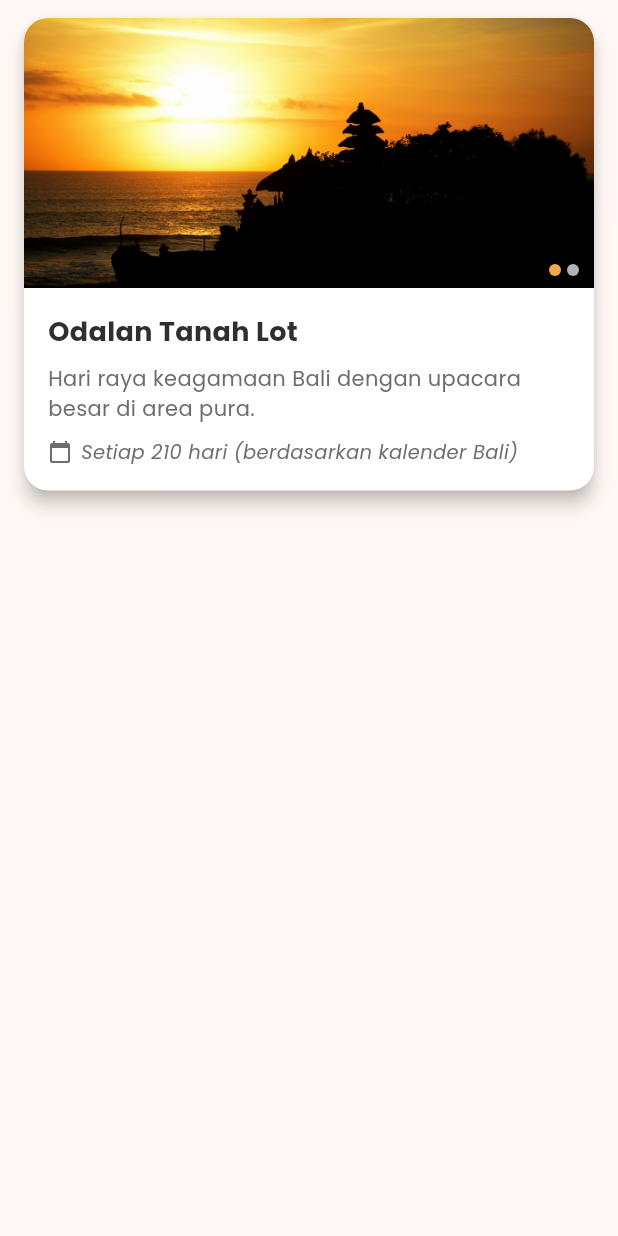
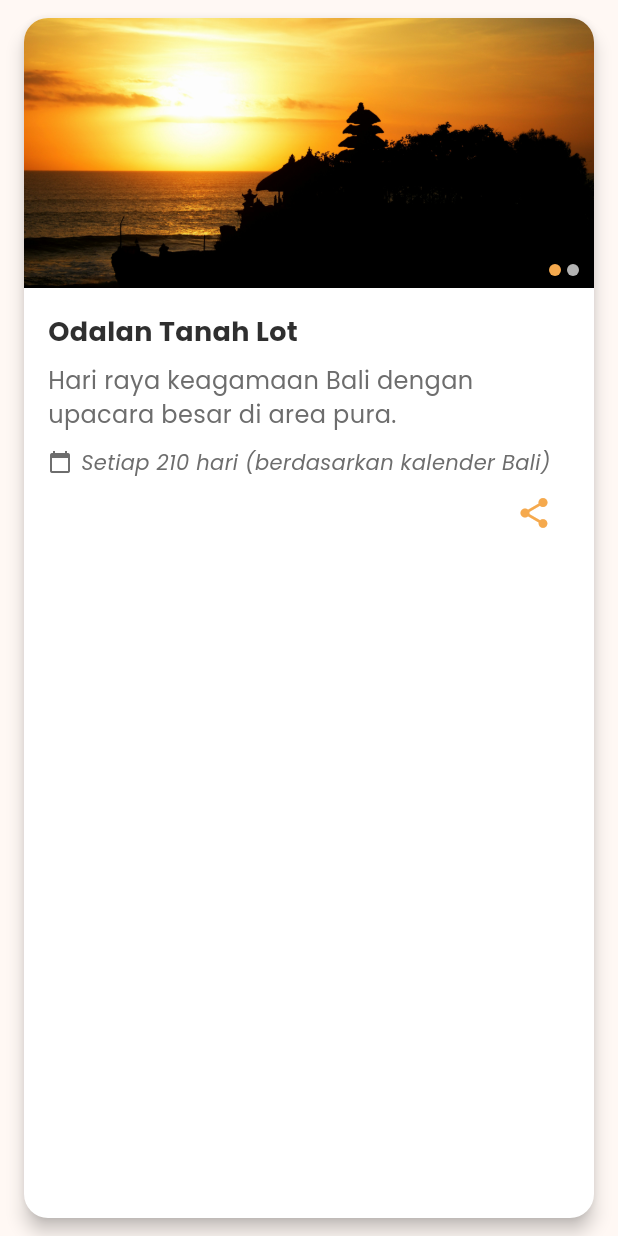
Before and after one commit to AdityaGimas/ProgmobProject, a Flutter app: the EventCard widget shown alone on an empty page, opened directly with sample values from the repository, on a phone screen of 412 x 824 dp. Run offline on Flutter 3.47's test engine with Material 3 defaults, Android fonts, the light colour scheme and no system bars; our stand-ins replace google_fonts, image_picker, share_plus, shared_preferences, video_player; accounts and stored records are empty.

Commit message:
detail event done

```diff
--- a/lib/screen/event_card.dart
+++ b/lib/screen/event_card.dart
@@ -1,30 +1,65 @@
 import 'package:flutter/material.dart';
 import 'package:google_fonts/google_fonts.dart';
 import '../models/event_data.dart';
+import 'package:share_plus/share_plus.dart';
+
+// Komponen kartu untuk menampilkan informasi event
+// Media: gambar event (slide + fullscreen), share button
+// Accessibility: ukuran font bisa dikontrol dari parent
 
 class EventCard extends StatefulWidget {
   final Event event;
+  final double fontSize; // Accessibility: ukuran font global dikirim dari parent
 
-  const EventCard({Key? key, required this.event}) : super(key: key);
+  const EventCard({
+    Key? key,
+    required this.event,
+    this.fontSize = 18, // Default ukuran font
+  }) : super(key: key);
 
   @override
   State<EventCard> createState() => _EventCardState();
 }
 
 class _EventCardState extends State<EventCard> {
-  int _currentImageIndex = 0;
+  int _currentImageIndex = 0; // Media: untuk indikator slide gambar
+
+  // Media: menampilkan gambar fullscreen saat ditap
+  void _showFullscreenImage(String imageUrl) {
+    showDialog(
+      context: context,
+      builder: (_) => Dialog(
+        backgroundColor: Colors.transparent,
+        child: GestureDetector(
+          onTap: () => Navigator.pop(context),
+          child: ClipRRect(
+            borderRadius: BorderRadius.circular(16),
+            child: Image.asset(
+              imageUrl,
+              fit: BoxFit.contain, // Media: menyesuaikan ukuran layar
+            ),
+          ),
+        ),
+      ),
+    );
+  }
 
   @override
   Widget build(BuildContext context) {
+    // Accessibility: semua ukuran font proporsional terhadap slider parent
+    double titleFont = widget.fontSize;
+    double descFont = widget.fontSize - 2;
+    double dateFont = widget.fontSize - 4;
+
     return Card(
-      color: Colors.white, // Warna putih
+      color: Colors.white,
       margin: const EdgeInsets.symmetric(vertical: 12, horizontal: 16),
       shape: RoundedRectangleBorder(borderRadius: BorderRadius.circular(16)),
       elevation: 5,
       child: Column(
-        mainAxisSize: MainAxisSize.min,
         crossAxisAlignment: CrossAxisAlignment.start,
         children: [
+          // MEDIA: Slide gambar event (PageView)
           Stack(
             children: [
               SizedBox(
@@ -33,27 +68,30 @@ class _EventCardState extends State<EventCard> {
                   itemCount: widget.event.imageUrls.length,
                   onPageChanged: (index) {
                     setState(() {
-                      _currentImageIndex = index;
+                      _currentImageIndex = index; // update dot indicator
                     });
                   },
                   itemBuilder: (context, index) {
-                    return ClipRRect(
-                      borderRadius: const BorderRadius.vertical(top: Radius.circular(16)),
-                      child: Image.asset(
-                        widget.event.imageUrls[index],
-                        fit: BoxFit.cover,
-                        width: double.infinity,
+                    return GestureDetector(
+                      onTap: () => _showFullscreenImage(widget.event.imageUrls[index]), // Tap = fullscreen
+                      child: ClipRRect(
+                        borderRadius: const BorderRadius.vertical(top: Radius.circular(16)),
+                        child: Image.asset(
+                          widget.event.imageUrls[index],
+                          fit: BoxFit.cover,
+                          width: double.infinity,
+                        ),
                       ),
                     );
                   },
                 ),
               ),
-              // Indicator dots
+
+              // MEDIA: indikator dot untuk slide gambar
               Positioned(
                 bottom: 8,
                 right: 8,
                 child: Row(
-                  mainAxisAlignment: MainAxisAlignment.end,
                   children: List.generate(
                     widget.event.imageUrls.length,
                     (index) => Container(
@@ -63,7 +101,7 @@ class _EventCardState extends State<EventCard> {
                       decoration: BoxDecoration(
                         shape: BoxShape.circle,
                         color: _currentImageIndex == index
-                            ? const Color(0xFFF5A94D) // active dot
+                            ? const Color(0xFFF5A94D)
                             : Colors.white70,
                       ),
                     ),
@@ -72,28 +110,33 @@ class _EventCardState extends State<EventCard> {
               ),
             ],
           ),
+
+          // Konten teks (judul, deskripsi, tanggal)
           Padding(
             padding: const EdgeInsets.all(16),
             child: Column(
               crossAxisAlignment: CrossAxisAlignment.start,
               children: [
+                // Accessibility: ukuran font ikut slider parent
                 Text(
                   widget.event.title,
                   style: GoogleFonts.poppins(
-                    fontSize: 18,
+                    fontSize: titleFont,
                     fontWeight: FontWeight.bold,
                     color: const Color(0xFF2F2F2F),
                   ),
                 ),
                 const SizedBox(height: 8),
+
                 Text(
                   widget.event.description,
                   style: GoogleFonts.poppins(
-                    fontSize: 14,
+                    fontSize: descFont,
                     color: const Color(0xFF6D6D6D),
                   ),
                 ),
                 const SizedBox(height: 10),
+
                 Row(
                   children: [
                     const Icon(Icons.calendar_today, size: 16, color: Color(0xFF6D6D6D)),
@@ -102,13 +145,28 @@ class _EventCardState extends State<EventCard> {
                       child: Text(
                         widget.event.date,
                         style: GoogleFonts.poppins(
-                          fontSize: 13,
+                          fontSize: dateFont,
                           color: const Color(0xFF6D6D6D),
                           fontStyle: FontStyle.italic,
                         ),
                       ),
                     ),
                   ],
+                ),
+
+                // MEDIA: tombol share event
+                Align(
+                  alignment: Alignment.centerRight,
+                  child: IconButton(
+                    icon: const Icon(Icons.share, color: Color(0xFFF5A94D)),
+                    onPressed: () {
+                      Share.share(
+                        'Cek event ini: ${widget.event.title}\n'
+                        '${widget.event.description}\n'
+                        'Jadwal: ${widget.event.date}',
+                      );
+                    },
+                  ),
                 ),
               ],
             ),
```
Also changed, not shown: lib/screen/event_list_page.dart (+64 -12 lines), lib/screen/event_location_page.dart (+60 -8 lines).
